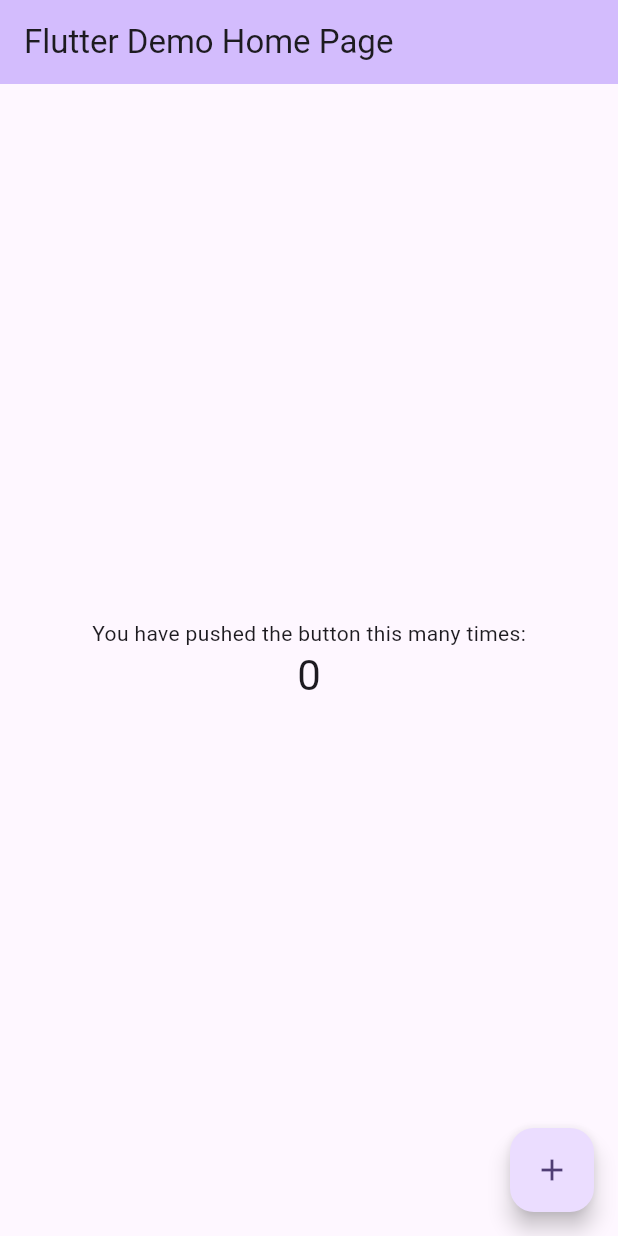
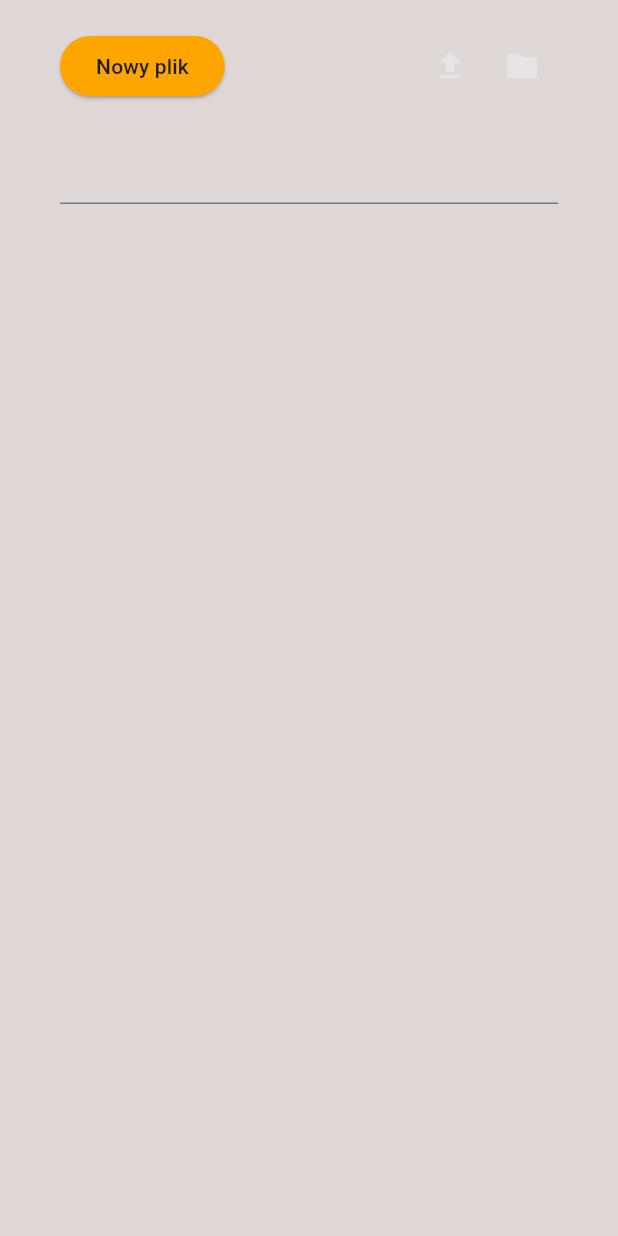
Before and after one commit to kasib-94/flutterporject, a Flutter app: the screen it shows after launch, on a phone screen of 412 x 824 dp. Run offline on Flutter 3.47's test engine with Material 3 defaults, Android fonts, the light colour scheme and no system bars.

Commit message:
init commit, few buttons added, few styles

```diff
--- a/lib/main.dart
+++ b/lib/main.dart
@@ -1,4 +1,8 @@
+// ignore_for_file: prefer_const_constructors
+
 import 'package:flutter/material.dart';
+
+import 'screens/home_screen.dart';
 
 void main() {
   runApp(const MyApp());
@@ -7,119 +11,11 @@
 class MyApp extends StatelessWidget {
   const MyApp({super.key});
 
-  // This widget is the root of your application.
   @override
   Widget build(BuildContext context) {
     return MaterialApp(
-      title: 'Flutter Demo',
-      theme: ThemeData(
-        // This is the theme of your application.
-        //
-        // TRY THIS: Try running your application with "flutter run". You'll see
-        // the application has a purple toolbar. Then, without quitting the app,
-        // try changing the seedColor in the colorScheme below to Colors.green
-        // and then invoke "hot reload" (save your changes or press the "hot
-        // reload" button in a Flutter-supported IDE, or press "r" if you used
-        // the command line to start the app).
-        //
-        // Notice that the counter didn't reset back to zero; the application
-        // state is not lost during the reload. To reset the state, use hot
-        // restart instead.
-        //
-        // This works for code too, not just values: Most code changes can be
-        // tested with just a hot reload.
-        colorScheme: ColorScheme.fromSeed(seedColor: Colors.deepPurple),
-        useMaterial3: true,
-      ),
-      home: const MyHomePage(title: 'Flutter Demo Home Page'),
+      debugShowCheckedModeBanner: false,
+      home: HomeScreen(),
     );
   }
 }
-
-class MyHomePage extends StatefulWidget {
-  const MyHomePage({super.key, required this.title});
-
-  // This widget is the home page of your application. It is stateful, meaning
-  // that it has a State object (defined below) that contains fields that affect
-  // how it looks.
-
-  // This class is the configuration for the state. It holds the values (in this
-  // case the title) provided by the parent (in this case the App widget) and
-  // used by the build method of the State. Fields in a Widget subclass are
-  // always marked "final".
-
-  final String title;
-
-  @override
-  State<MyHomePage> createState() => _MyHomePageState();
-}
-
-class _MyHomePageState extends State<MyHomePage> {
-  int _counter = 0;
-
-  void _incrementCounter() {
-    setState(() {
-      // This call to setState tells the Flutter framework that something has
-      // changed in this State, which causes it to rerun the build method below
-      // so that the display can reflect the updated values. If we changed
-      // _counter without calling setState(), then the build method would not be
-      // called again, and so nothing would appear to happen.
-      _counter++;
-    });
-  }
-
-  @override
-  Widget build(BuildContext context) {
-    // This method is rerun every time setState is called, for instance as done
-    // by the _incrementCounter method above.
-    //
-    // The Flutter framework has been optimized to make rerunning build methods
-    // fast, so that you can just rebuild anything that needs updating rather
-    // than having to individually change instances of widgets.
-    return Scaffold(
-      appBar: AppBar(
-        // TRY THIS: Try changing the color here to a specific color (to
-        // Colors.amber, perhaps?) and trigger a hot reload to see the AppBar
-        // change color while the other colors stay the same.
-        backgroundColor: Theme.of(context).colorScheme.inversePrimary,
-        // Here we take the value from the MyHomePage object that was created by
-        // the App.build method, and use it to set our appbar title.
-        title: Text(widget.title),
-      ),
-      body: Center(
-        // Center is a layout widget. It takes a single child and positions it
-        // in the middle of the parent.
-        child: Column(
-          // Column is also a layout widget. It takes a list of children and
-          // arranges them vertically. By default, it sizes itself to fit its
-          // children horizontally, and tries to be as tall as its parent.
-          //
-          // Column has various properties to control how it sizes itself and
-          // how it positions its children. Here we use mainAxisAlignment to
-          // center the children vertically; the main axis here is the vertical
-          // axis because Columns are vertical (the cross axis would be
-          // horizontal).
-          //
-          // TRY THIS: Invoke "debug painting" (choose the "Toggle Debug Paint"
-          // action in the IDE, or press "p" in the console), to see the
-          // wireframe for each widget.
-          mainAxisAlignment: MainAxisAlignment.center,
-          children: <Widget>[
-            const Text(
-              'You have pushed the button this many times:',
-            ),
-            Text(
-              '$_counter',
-              style: Theme.of(context).textTheme.headlineMedium,
-            ),
-          ],
-        ),
-      ),
-      floatingActionButton: FloatingActionButton(
-        onPressed: _incrementCounter,
-        tooltip: 'Increment',
-        child: const Icon(Icons.add),
-      ), // This trailing comma makes auto-formatting nicer for build methods.
-    );
-  }
-}
--- /dev/null
+++ b/lib/screens/home_screen.dart
@@ -0,0 +1,70 @@
+// ignore_for_file: prefer_const_constructors
+
+import 'package:flutter/material.dart';
+
+import 'package:flutterporject/utils/app_style.dart';
+
+class HomeScreen extends StatefulWidget {
+  const HomeScreen({super.key});
+
+  @override
+  State<HomeScreen> createState() => _HomeScreenState();
+}
+
+class _HomeScreenState extends State<HomeScreen> {
+  @override
+  Widget build(BuildContext context) {
+    return Scaffold(
+      backgroundColor: const Color.fromARGB(255, 223, 214, 214),
+      body: Padding(
+        padding: const EdgeInsets.symmetric(horizontal: 40, vertical: 20),
+        child: Column(
+          children: [
+            Row(
+              mainAxisAlignment: MainAxisAlignment.spaceBetween,
+              children: [
+                _mainButton(() => null, "Nowy plik"),
+                Row(
+                  children: [
+                    _actionButton(() => null, Icons.file_upload),
+                    _actionButton(() => null, Icons.folder),
+                  ],
+                )
+              ],
+            ),
+            const SizedBox(height: 20),
+            TextField(),
+          ],
+        ),
+      ),
+    );
+  }
+
+  ElevatedButton _mainButton(Function()? onPress, String text) {
+    return ElevatedButton(
+      onPressed: onPress,
+      child: Text(text),
+      style: _buttonStyle(),
+    );
+  }
+
+  IconButton _actionButton(Function()? onPress, IconData icon) {
+    return IconButton(
+      onPressed: onPress,
+      splashRadius: 20,
+      splashColor: AppTheme.accent,
+      icon: Icon(
+        icon,
+        color: AppTheme.medium,
+      ),
+    );
+  }
+
+  ButtonStyle _buttonStyle() {
+    return ElevatedButton.styleFrom(
+        backgroundColor: AppTheme.accent,
+        foregroundColor: AppTheme.dark,
+        disabledBackgroundColor: AppTheme.disabledBackgroundColor,
+        disabledForegroundColor: AppTheme.disabledForegroundColor);
+  }
+}
--- /dev/null
+++ b/lib/utils/app_style.dart
@@ -0,0 +1,10 @@
+import 'package:flutter/material.dart';
+
+class AppTheme {
+  static const Color dark = Color(0xFF1E1E1E);
+  static const Color medium = Color(0x50FFFFFF);
+  static const Color accent = Color(0xFFFFA500);
+
+  static const Color disabledBackgroundColor = Colors.black12;
+  static const Color disabledForegroundColor = Colors.white12;
+}
```
Also changed, not shown: 1 other file.
